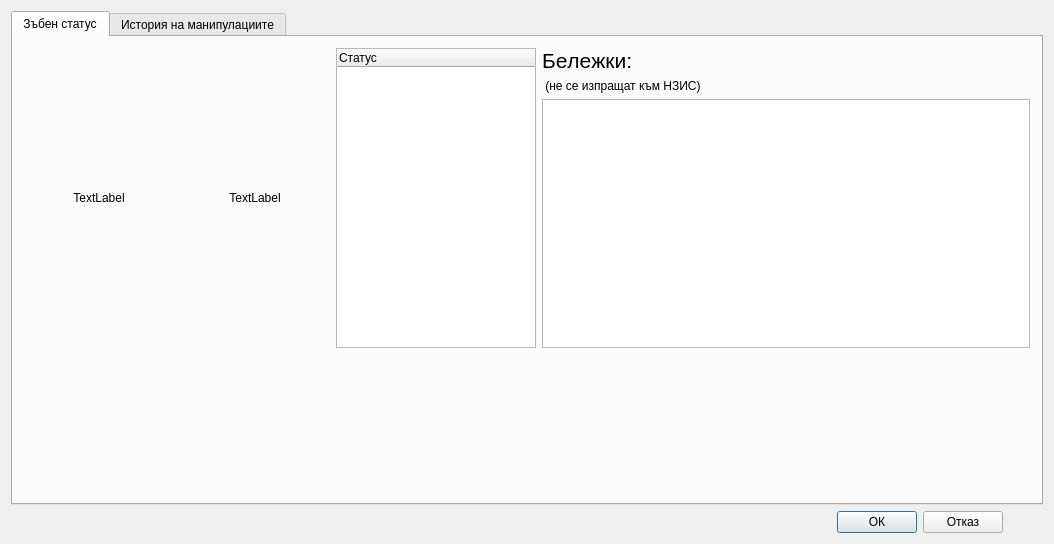
Above: src/View/Widgets/DetailedStatus.ui from thefinalcutbg/DinoDent before the change. Below: the same form after it.
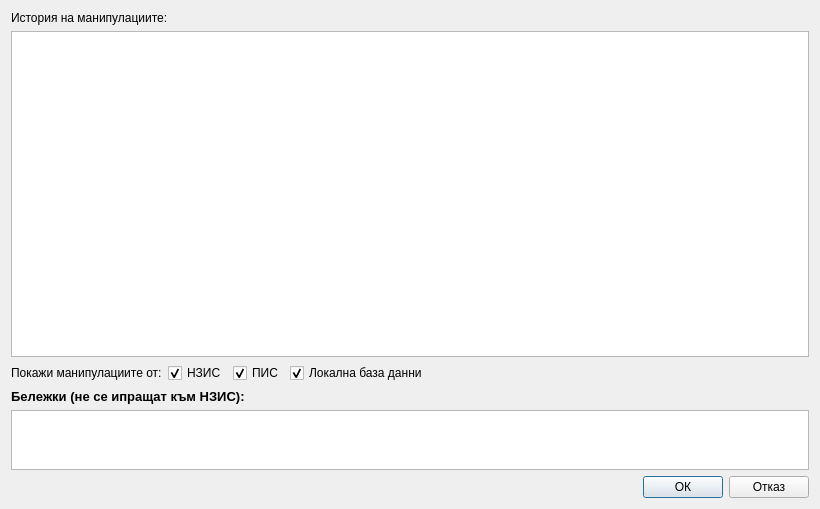
That is the form after the change. Custom widgets are drawn as their Qt base class.

Commit message: Tooth class completely refactored but not tested. Db version < 10 deprecated

```diff
--- a/src/View/Widgets/DetailedStatus.ui
+++ b/src/View/Widgets/DetailedStatus.ui
@@ -6,8 +6,8 @@
    <rect>
     <x>0</x>
     <y>0</y>
-    <width>1054</width>
-    <height>544</height>
+    <width>820</width>
+    <height>509</height>
    </rect>
   </property>
   <property name="minimumSize">
@@ -19,178 +19,7 @@
   <property name="windowTitle">
    <string>DetailedStatus</string>
   </property>
-  <layout class="QVBoxLayout" name="verticalLayout_4">
-   <item>
-    <widget class="QTabWidget" name="tabWidget">
-     <property name="currentIndex">
-      <number>0</number>
-     </property>
-     <widget class="QWidget" name="tab">
-      <attribute name="title">
-       <string>Зъбен статус</string>
-      </attribute>
-      <layout class="QVBoxLayout" name="verticalLayout_5">
-       <item>
-        <layout class="QHBoxLayout" name="horizontalLayout_3">
-         <item>
-          <widget class="PixmapLabel" name="toothLabel">
-           <property name="sizePolicy">
-            <sizepolicy hsizetype="Preferred" vsizetype="Preferred">
-             <horstretch>0</horstretch>
-             <verstretch>0</verstretch>
-            </sizepolicy>
-           </property>
-           <property name="minimumSize">
-            <size>
-             <width>150</width>
-             <height>300</height>
-            </size>
-           </property>
-           <property name="text">
-            <string>TextLabel</string>
-           </property>
-           <property name="scaledContents">
-            <bool>false</bool>
-           </property>
-           <property name="alignment">
-            <set>Qt::AlignCenter</set>
-           </property>
-          </widget>
-         </item>
-         <item>
-          <widget class="PixmapLabel" name="dsnLabel">
-           <property name="minimumSize">
-            <size>
-             <width>150</width>
-             <height>300</height>
-            </size>
-           </property>
-           <property name="text">
-            <string>TextLabel</string>
-           </property>
-           <property name="alignment">
-            <set>Qt::AlignCenter</set>
-           </property>
-          </widget>
-         </item>
-         <item>
-          <widget class="QTreeWidget" name="treeWidget">
-           <property name="minimumSize">
-            <size>
-             <width>200</width>
-             <height>250</height>
-            </size>
-           </property>
-           <property name="maximumSize">
-            <size>
-             <width>200</width>
-             <height>16777215</height>
-            </size>
-           </property>
-           <property name="autoScroll">
-            <bool>true</bool>
-           </property>
-           <property name="showDropIndicator" stdset="0">
-            <bool>false</bool>
-           </property>
-           <property name="selectionBehavior">
-            <enum>QAbstractItemView::SelectRows</enum>
-           </property>
-           <column>
-            <property name="text">
-             <string>Статус</string>
-            </property>
-           </column>
-          </widget>
-         </item>
-         <item>
-          <layout class="QHBoxLayout" name="horizontalLayout">
-           <item>
-            <layout class="QVBoxLayout" name="verticalLayout">
-             <item>
-              <widget class="QLabel" name="notesTitle">
-               <property name="sizePolicy">
-                <sizepolicy hsizetype="Preferred" vsizetype="Preferred">
-                 <horstretch>0</horstretch>
-                 <verstretch>0</verstretch>
-                </sizepolicy>
-               </property>
-               <property name="minimumSize">
-                <size>
-                 <width>0</width>
-                 <height>0</height>
-                </size>
-               </property>
-               <property name="maximumSize">
-                <size>
-                 <width>16777215</width>
-                 <height>16777215</height>
-                </size>
-               </property>
-               <property name="font">
-                <font>
-                 <family>Segoe UI</family>
-                 <pointsize>16</pointsize>
-                 <bold>false</bold>
-                 <kerning>false</kerning>
-                </font>
-               </property>
-               <property name="text">
-                <string>Бележки:</string>
-               </property>
-               <property name="textFormat">
-                <enum>Qt::PlainText</enum>
-               </property>
-               <property name="scaledContents">
-                <bool>false</bool>
-               </property>
-               <property name="alignment">
-                <set>Qt::AlignLeading|Qt::AlignLeft|Qt::AlignVCenter</set>
-               </property>
-               <property name="margin">
-                <number>0</number>
-               </property>
-              </widget>
-             </item>
-             <item>
-              <widget class="QLabel" name="label_2">
-               <property name="text">
-                <string> (не се изпращат към НЗИС)</string>
-               </property>
-              </widget>
-             </item>
-             <item>
-              <widget class="QTextEdit" name="notesEdit"/>
-             </item>
-            </layout>
-           </item>
-           <item>
-            <layout class="QVBoxLayout" name="verticalLayout_2"/>
-           </item>
-          </layout>
-         </item>
-        </layout>
-       </item>
-       <item>
-        <spacer name="verticalSpacer">
-         <property name="orientation">
-          <enum>Qt::Vertical</enum>
-         </property>
-         <property name="sizeHint" stdset="0">
-          <size>
-           <width>20</width>
-           <height>172</height>
-          </size>
-         </property>
-        </spacer>
-       </item>
-      </layout>
-     </widget>
-     <widget class="QWidget" name="tab_2">
-      <attribute name="title">
-       <string>История на манипулациите</string>
-      </attribute>
-      <layout class="QVBoxLayout" name="verticalLayout_3">
+  <layout class="QVBoxLayout" name="verticalLayout_2">
        <item>
         <widget class="QLabel" name="label">
          <property name="text">
@@ -265,9 +94,70 @@
          </item>
         </layout>
        </item>
-      </layout>
-     </widget>
-    </widget>
+   <item>
+    <widget class="QLabel" name="notesTitle">
+     <property name="sizePolicy">
+      <sizepolicy hsizetype="Preferred" vsizetype="Preferred">
+       <horstretch>0</horstretch>
+       <verstretch>0</verstretch>
+      </sizepolicy>
+     </property>
+     <property name="minimumSize">
+      <size>
+       <width>0</width>
+       <height>0</height>
+      </size>
+     </property>
+     <property name="maximumSize">
+      <size>
+       <width>16777215</width>
+       <height>16777215</height>
+      </size>
+     </property>
+     <property name="font">
+      <font>
+       <family>Segoe UI</family>
+       <pointsize>10</pointsize>
+       <bold>true</bold>
+       <kerning>false</kerning>
+      </font>
+     </property>
+     <property name="text">
+      <string>Бележки (не се ипращат към НЗИС):</string>
+     </property>
+     <property name="textFormat">
+      <enum>Qt::PlainText</enum>
+     </property>
+     <property name="scaledContents">
+      <bool>false</bool>
+     </property>
+     <property name="alignment">
+      <set>Qt::AlignLeading|Qt::AlignLeft|Qt::AlignVCenter</set>
+     </property>
+     <property name="margin">
+      <number>0</number>
+     </property>
+    </widget>
+   </item>
+   <item>
+    <layout class="QHBoxLayout" name="horizontalLayout">
+     <item>
+      <widget class="QTextEdit" name="notesEdit">
+       <property name="sizePolicy">
+        <sizepolicy hsizetype="Expanding" vsizetype="Maximum">
+         <horstretch>0</horstretch>
+         <verstretch>0</verstretch>
+        </sizepolicy>
+       </property>
+       <property name="maximumSize">
+        <size>
+         <width>16777215</width>
+         <height>60</height>
+        </size>
+       </property>
+      </widget>
+     </item>
+    </layout>
    </item>
    <item>
     <layout class="QHBoxLayout" name="horizontalLayout_2">
@@ -298,34 +188,11 @@
        </property>
       </widget>
      </item>
-     <item>
-      <spacer name="horizontalSpacer_2">
-       <property name="orientation">
-        <enum>Qt::Horizontal</enum>
-       </property>
-       <property name="sizeType">
-        <enum>QSizePolicy::Fixed</enum>
-       </property>
-       <property name="sizeHint" stdset="0">
-        <size>
-         <width>40</width>
-         <height>20</height>
-        </size>
-       </property>
-      </spacer>
-     </item>
     </layout>
    </item>
   </layout>
  </widget>
  <layoutdefault spacing="6" margin="11"/>
- <customwidgets>
-  <customwidget>
-   <class>PixmapLabel</class>
-   <extends>QLabel</extends>
-   <header>View/uiComponents/PixmapLabel.h</header>
-  </customwidget>
- </customwidgets>
  <resources/>
  <connections/>
 </ui>
```
Lines whose indentation alone changed are shown as unchanged. The commit also changes 66 other files.
